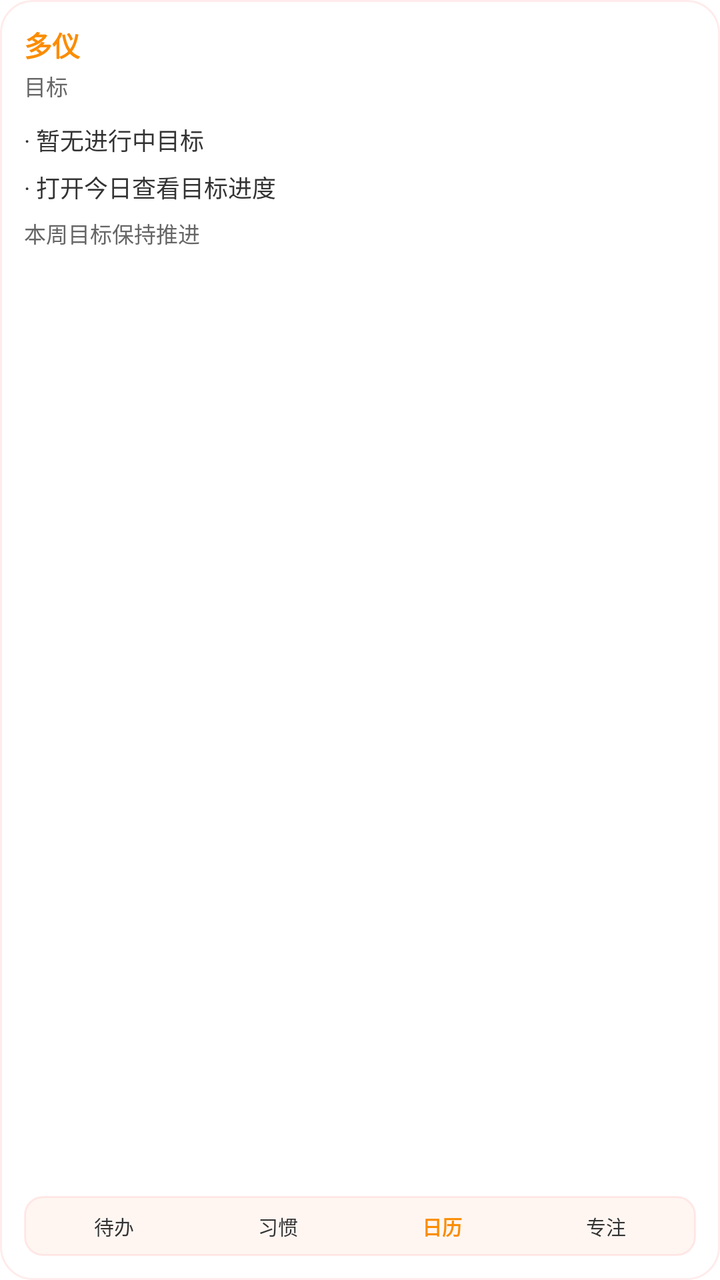
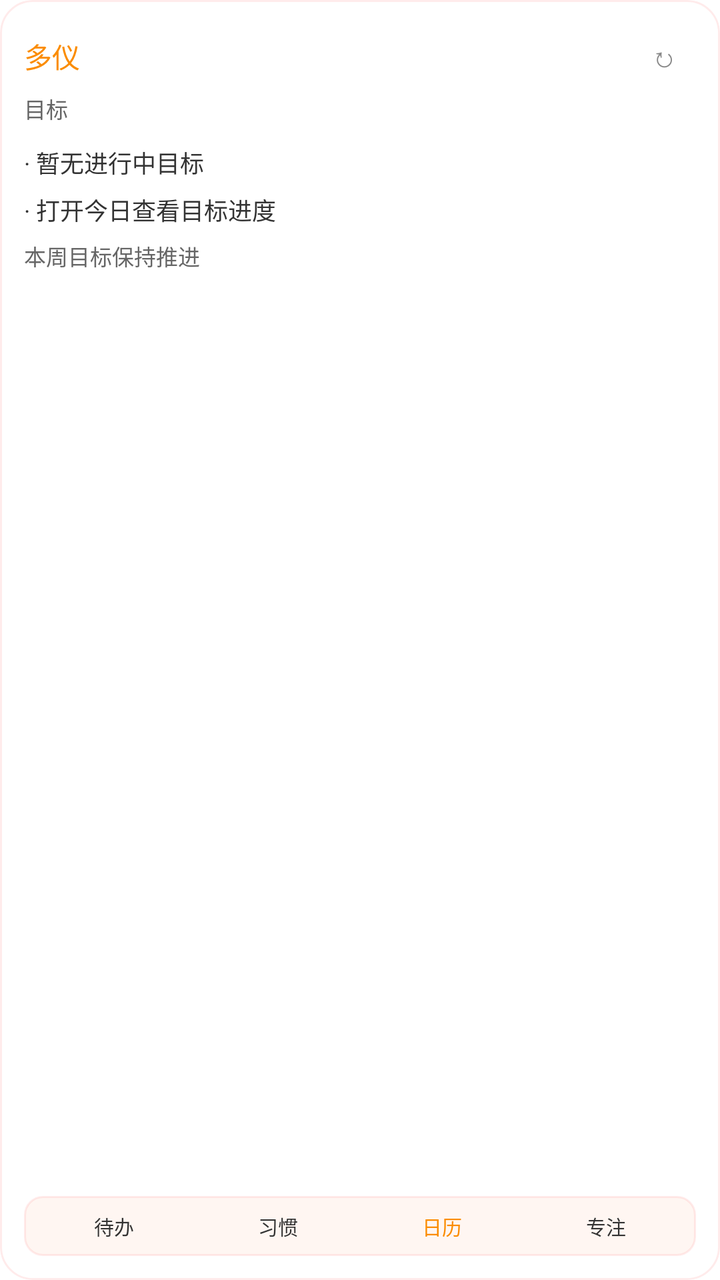

Screens rendered from an Android XML layout before and after an edit, with the pre-edit source and the edit as a unified diff.
<!-- AndroidManifest.xml: fallback theme Theme.MaterialComponents.DayNight.NoActionBar -->
<!-- res/layout/duoyi_goal_widget.xml -->
<?xml version="1.0" encoding="utf-8"?>
<FrameLayout xmlns:android="http://schemas.android.com/apk/res/android"
    android:id="@+id/widget_goal_root"
    android:layout_width="match_parent"
    android:layout_height="match_parent"
    android:background="@drawable/widget_bg_round_16"
    android:clipToOutline="true"
    android:outlineProvider="background">

    <ImageView
        android:id="@+id/widget_theme_background"
        android:layout_width="match_parent"
        android:layout_height="match_parent"
        android:contentDescription="@null"
        android:scaleType="centerCrop"
        android:visibility="gone" />

    <TextView
        android:id="@+id/widget_theme_overlay"
        android:layout_width="match_parent"
        android:layout_height="match_parent"
        android:maxLines="1"
        android:ellipsize="end"
        android:visibility="gone" />

    <LinearLayout
        android:layout_width="match_parent"
        android:layout_height="match_parent"
        android:orientation="vertical"
        android:padding="12dp">

    <TextView
        android:id="@+id/widget_goal_title"
        android:layout_width="match_parent"
        android:layout_height="wrap_content"
        android:ellipsize="end"
        android:maxLines="1"
        android:text="多仪"
        android:textColor="#FB8C00"
        android:textSize="14sp"
        android:textStyle="bold" />

    <TextView
        android:id="@+id/widget_goal_subtitle"
        android:layout_width="match_parent"
        android:layout_height="wrap_content"
        android:layout_marginTop="2dp"
        android:ellipsize="end"
        android:maxLines="1"
        android:text="目标"
        android:textColor="#666666"
        android:textSize="11sp" />

    <LinearLayout
        android:layout_width="match_parent"
        android:layout_height="0dp"
        android:layout_marginTop="10dp"
        android:layout_weight="1"
        android:orientation="vertical">

        <TextView
            android:id="@+id/widget_goal_1"
            android:layout_width="match_parent"
            android:layout_height="wrap_content"
            android:ellipsize="end"
            android:maxLines="1"
            android:text="· 暂无进行中目标"
            android:textColor="#333333"
            android:textSize="12sp" />

        <TextView
            android:id="@+id/widget_goal_2"
            android:layout_width="match_parent"
            android:layout_height="wrap_content"
            android:layout_marginTop="6dp"
            android:ellipsize="end"
            android:maxLines="1"
            android:text="· 打开今日查看目标进度"
            android:textColor="#333333"
            android:textSize="12sp" />

        <TextView
            android:id="@+id/widget_goal_3"
            android:layout_width="match_parent"
            android:layout_height="wrap_content"
            android:layout_marginTop="6dp"
            android:ellipsize="end"
            android:maxLines="1"
            android:text="本周目标保持推进"
            android:textColor="#666666"
            android:textSize="11sp" />
    </LinearLayout>

    <LinearLayout
        android:id="@+id/widget_goal_bottom_nav"
        android:layout_width="match_parent"
        android:layout_height="30dp"
        android:layout_marginTop="8dp"
        android:background="@drawable/widget_nav_bg"
        android:gravity="center"
        android:orientation="horizontal"
        android:paddingLeft="4dp"
        android:paddingRight="4dp"
        android:weightSum="4">

        <TextView
            android:id="@+id/widget_goal_nav_todo"
            android:layout_width="0dp"
            android:layout_height="match_parent"
            android:layout_weight="1"
            android:gravity="center"
            android:ellipsize="end"
            android:maxLines="1"
            android:text="待办"
            android:textColor="#333333"
            android:textSize="10sp" />

        <TextView
            android:id="@+id/widget_goal_nav_habit"
            android:layout_width="0dp"
            android:layout_height="match_parent"
            android:layout_weight="1"
            android:gravity="center"
            android:ellipsize="end"
            android:maxLines="1"
            android:text="习惯"
            android:textColor="#333333"
            android:textSize="10sp" />

        <TextView
            android:id="@+id/widget_goal_nav_calendar"
            android:layout_width="0dp"
            android:layout_height="match_parent"
            android:layout_weight="1"
            android:gravity="center"
            android:ellipsize="end"
            android:maxLines="1"
            android:text="日历"
            android:textColor="#FB8C00"
            android:textSize="10sp"
            android:textStyle="bold" />

        <TextView
            android:id="@+id/widget_goal_nav_focus"
            android:layout_width="0dp"
            android:layout_height="match_parent"
            android:layout_weight="1"
            android:gravity="center"
            android:ellipsize="end"
            android:maxLines="1"
            android:text="专注"
            android:textColor="#333333"
            android:textSize="10sp" />
    </LinearLayout>
    </LinearLayout>
</FrameLayout>
<!-- resources referenced by this layout -->
<resources>
  <!-- drawable widget_bg_round_16 (drawable) -->
  <?xml version="1.0" encoding="utf-8"?>
  <shape xmlns:android="http://schemas.android.com/apk/res/android"
      android:shape="rectangle">
      <corners android:radius="16dp" />
      <solid android:color="#FFFFFFFF" />
      <stroke android:width="1dp" android:color="#22FF6B6B" />
  </shape>
  <!-- drawable widget_nav_bg (drawable) -->
  <?xml version="1.0" encoding="utf-8"?>
  <shape xmlns:android="http://schemas.android.com/apk/res/android"
      android:shape="rectangle">
      <corners android:radius="9dp" />
      <solid android:color="#FFFFF6F2" />
      <stroke android:width="1dp" android:color="#22FF6B6B" />
  </shape>
</resources>

<!-- the commit's change to res/layout/duoyi_goal_widget.xml (unified diff, before → after) -->
@@ -29,16 +29,35 @@
         android:orientation="vertical"
         android:padding="12dp">
 
-    <TextView
-        android:id="@+id/widget_goal_title"
+    <LinearLayout
         android:layout_width="match_parent"
         android:layout_height="wrap_content"
-        android:ellipsize="end"
-        android:maxLines="1"
-        android:text="多仪"
-        android:textColor="#FB8C00"
-        android:textSize="14sp"
-        android:textStyle="bold" />
+        android:gravity="center_vertical"
+        android:orientation="horizontal">
+
+        <TextView
+            android:id="@+id/widget_goal_title"
+            android:layout_width="0dp"
+            android:layout_height="wrap_content"
+            android:layout_weight="1"
+            android:ellipsize="end"
+            android:maxLines="1"
+            android:text="多仪"
+            android:textColor="#FB8C00"
+            android:textSize="14sp" />
+
+        <TextView
+            android:id="@+id/widget_refresh"
+            android:layout_width="32dp"
+            android:layout_height="32dp"
+            android:contentDescription="刷新小组件"
+            android:ellipsize="end"
+            android:gravity="center"
+            android:maxLines="1"
+            android:text="↻"
+            android:textColor="#888888"
+            android:textSize="14sp" />
+    </LinearLayout>
 
     <TextView
         android:id="@+id/widget_goal_subtitle"
@@ -137,8 +156,7 @@
             android:maxLines="1"
             android:text="日历"
             android:textColor="#FB8C00"
-            android:textSize="10sp"
-            android:textStyle="bold" />
+            android:textSize="10sp" />
 
         <TextView
             android:id="@+id/widget_goal_nav_focus"
